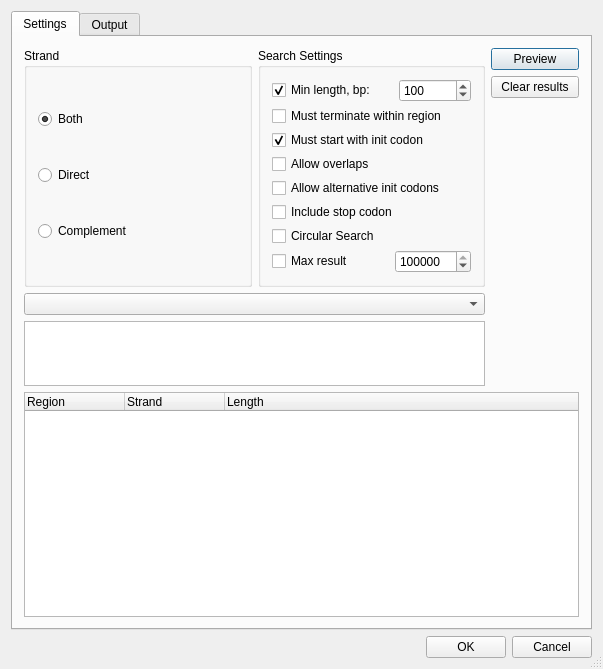
This is src/plugins/orf_marker/src/ui/ORFDialogUI.ui in violethaze74/ugene as Qt 5 draws it before an edit. The edited form follows.
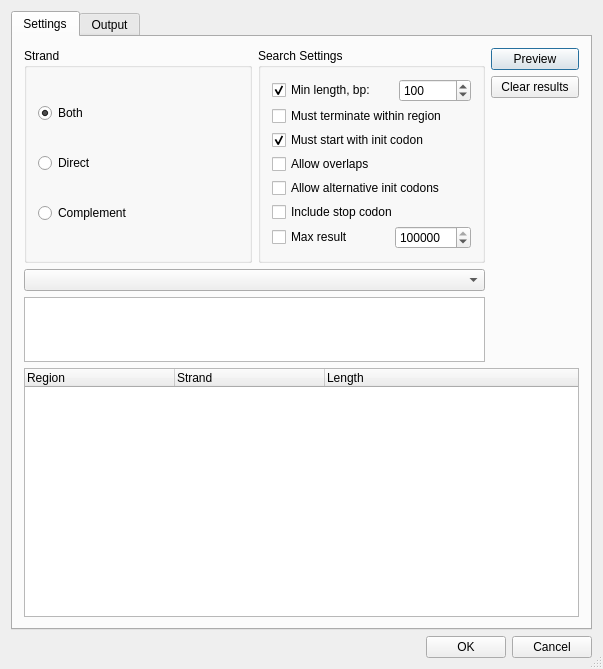
This is the edited form.

Commit message: UGENE-3155 fix: connection between circular mark and auto-annotations

```diff
--- a/src/plugins/orf_marker/src/ui/ORFDialogUI.ui
+++ b/src/plugins/orf_marker/src/ui/ORFDialogUI.ui
@@ -303,13 +303,6 @@
                 </property>
                </widget>
               </item>
-              <item>
-               <widget class="QCheckBox" name="ckCircularSearch">
-                <property name="text">
-                 <string>Circular Search</string>
-                </property>
-               </widget>
-              </item>
               <item>
                <layout class="QHBoxLayout" name="horizontalLayout_3">
                 <property name="sizeConstraint">
@@ -459,6 +452,12 @@
          <property name="rootIsDecorated">
           <bool>false</bool>
          </property>
+         <attribute name="headerDefaultSectionSize">
+          <number>150</number>
+         </attribute>
+         <attribute name="headerMinimumSectionSize">
+          <number>150</number>
+         </attribute>
          <column>
           <property name="text">
            <string>Region</string>
```
The commit also changes 5 other files.
